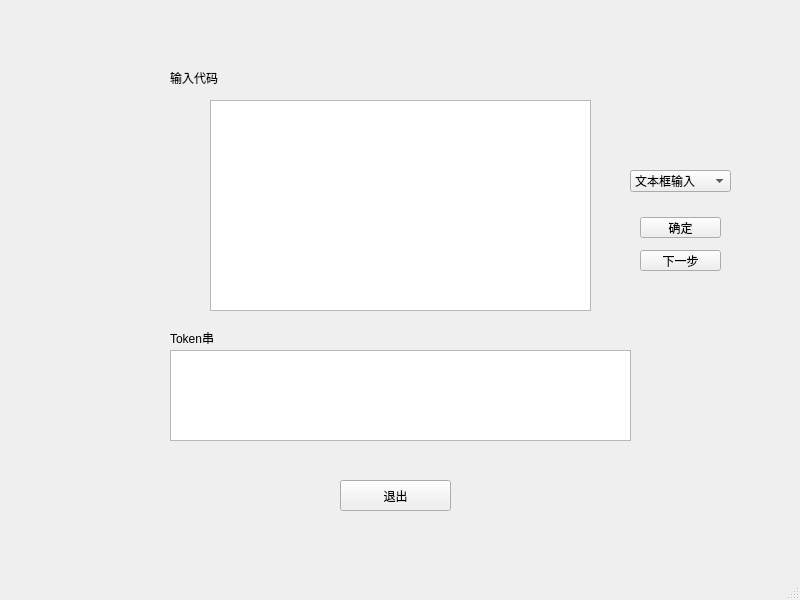
The window that mainwindow.ui (lh2080028463/Compiler) describes before a commit, drawn with Qt 5.
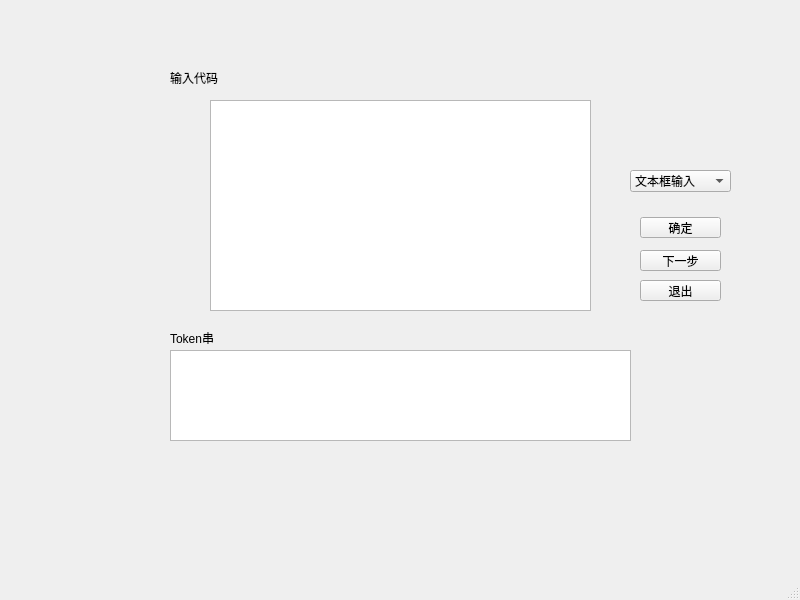
The same window after the commit.

Commit message: 虾鸡鲃改

What changed in the file:
```diff
--- a/mainwindow.ui
+++ b/mainwindow.ui
@@ -122,6 +122,19 @@
      <string/>
     </property>
    </widget>
+   <widget class="QPushButton" name="quitButton">
+    <property name="geometry">
+     <rect>
+      <x>640</x>
+      <y>280</y>
+      <width>81</width>
+      <height>21</height>
+     </rect>
+    </property>
+    <property name="text">
+     <string>退出</string>
+    </property>
+   </widget>
    <zorder>label_3</zorder>
    <zorder>textEdit</zorder>
    <zorder>label</zorder>
@@ -130,19 +143,6 @@
    <zorder>inputButton</zorder>
    <zorder>comboBox</zorder>
    <zorder>nextButton</zorder>
-   <widget class="QPushButton" name="quitButton">
-    <property name="geometry">
-     <rect>
-      <x>340</x>
-      <y>480</y>
-      <width>111</width>
-      <height>31</height>
-     </rect>
-    </property>
-    <property name="text">
-     <string>退出</string>
-    </property>
-   </widget>
   </widget>
   <widget class="QMenuBar" name="menubar">
    <property name="geometry">
```
Left out of the diff: 3 changed lines with no effect on the pictures.
